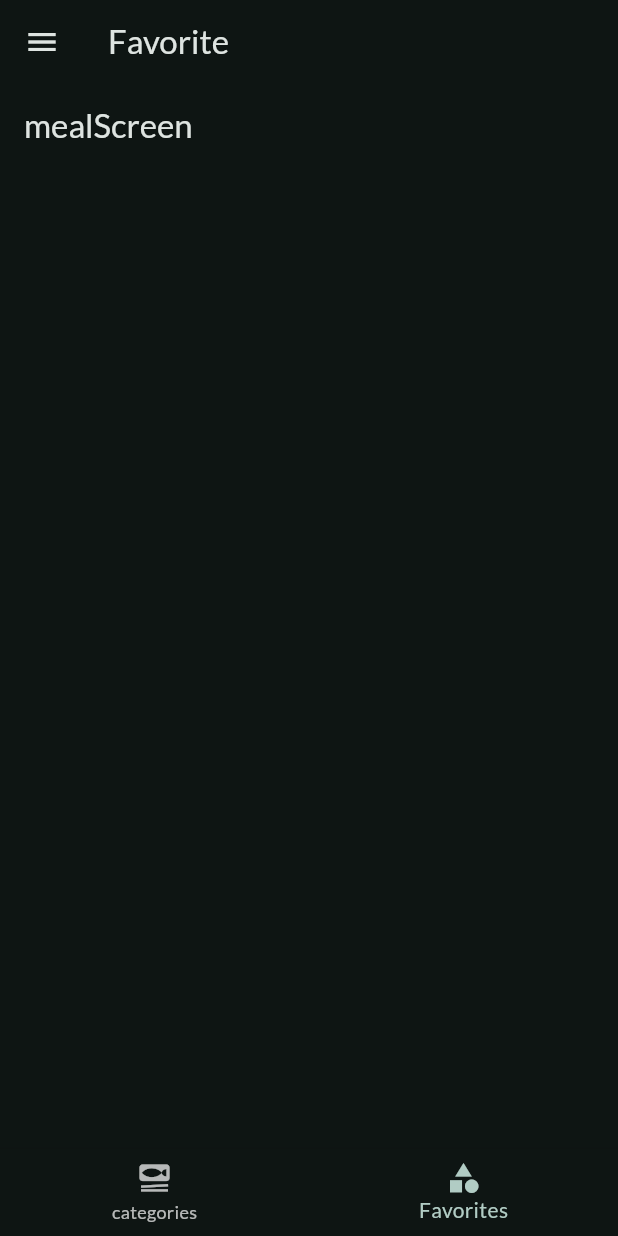
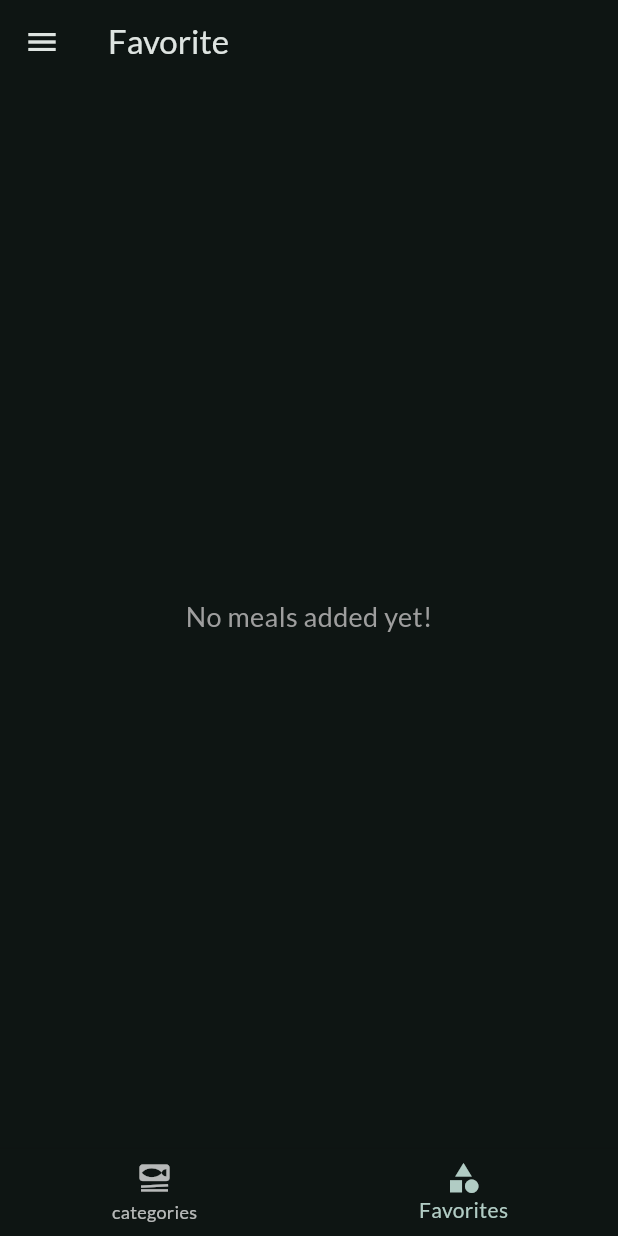
Before and after one commit to mhnazary/mealApp, a Flutter app: the screen it shows after launch, item 2 of the bottom bar chosen, on a phone screen of 412 x 824 dp. Run offline on Flutter 3.47's test engine with Material 3 defaults, Android fonts, the phone set to English and light mode, and no system bars; our stand-ins replace flutter_riverpod, google_fonts, transparent_image.

Commit message:
Added message  if favorite is Empty

```diff
--- a/lib/Screen/meal.dart
+++ b/lib/Screen/meal.dart
@@ -10,6 +10,15 @@ class MealScreen extends StatelessWidget {
 
   @override
   Widget build(BuildContext context) {
+    if (meals.isEmpty) {
+      return Center(
+        child: Text(
+          'No meals added yet!',
+          style: TextStyle(fontSize: 18, color: Colors.grey),
+        ),
+      );
+    }
+
     return Scaffold(
       appBar: AppBar(title: Text(title)),
       body: ListView.builder(
--- a/lib/Screen/tabs.dart
+++ b/lib/Screen/tabs.dart
@@ -23,8 +23,8 @@ class _TabScreenState extends ConsumerState<TabScreen> {
     });
   }
 
-  void _onSelectScreen(String Identifier) {
-    if (Identifier == "meals") {
+  void _onSelectScreen(String identifier) {
+    if (identifier == "meals") {
     } else {
       Navigator.of(context).pop();
     }
@@ -36,8 +36,8 @@ class _TabScreenState extends ConsumerState<TabScreen> {
     var title = 'category'; // for title
 
     if (_selectedTab == 1) {
-      final favoritMeal = ref.watch(favoritMealProviderProvider);
-      activePage = MealScreen(title: 'mealScreen', meals: favoritMeal);
+      final favoriteMeal = ref.watch(favoritMealProviderProvider);
+      activePage = MealScreen(title: 'mealScreen', meals: favoriteMeal);
       title = "Favorite";
     }
     return Scaffold(
```
